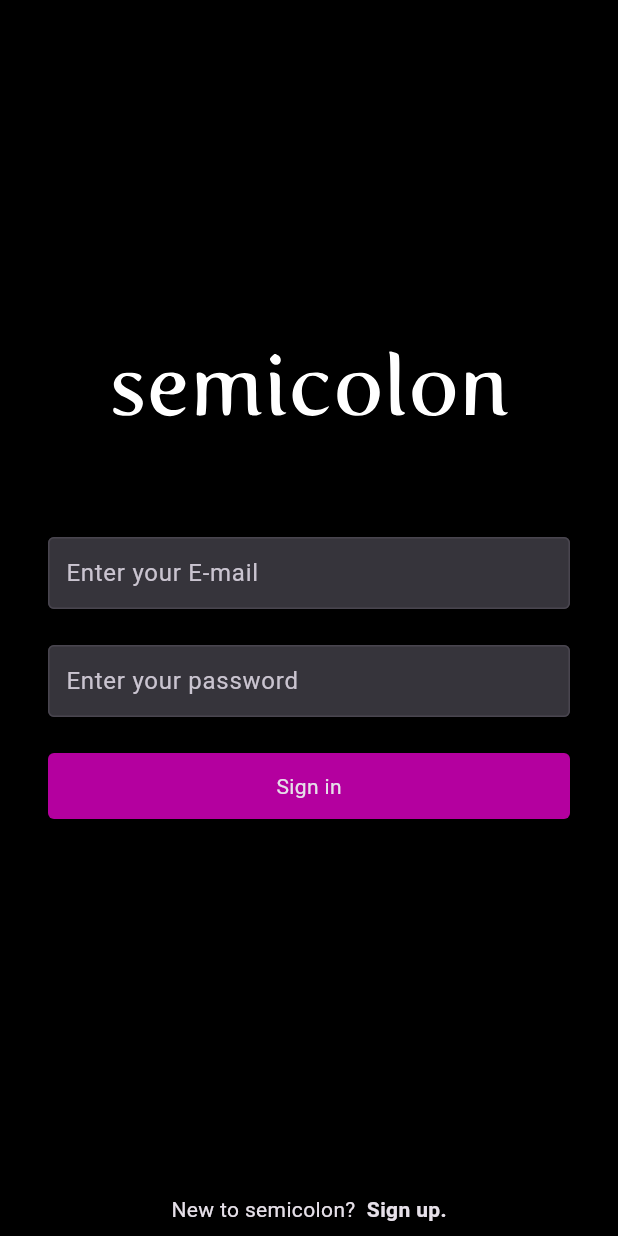
After one commit to vintero1/Semicolon, a Flutter app: the LoginScreen screen opened directly, on a phone screen of 412 x 824 dp. The commit adds this screen. Run offline on Flutter 3.47's test engine with Material 3 defaults, Android fonts, the phone set to English and light mode, and no system bars; our stand-ins replace firebase_core, flutter_svg; accounts and stored records are empty.

Commit message:
Add Login Screen UI (android)

```diff
--- /dev/null
+++ b/lib/screens/login_screen.dart
@@ -0,0 +1,110 @@
+import "package:flutter/material.dart";
+import "package:flutter_svg/flutter_svg.dart";
+import "package:semicolon_project/utils/colors.dart";
+import "package:semicolon_project/widgets/text_field_input.dart";
+
+class LoginScreen extends StatefulWidget {
+  const LoginScreen({super.key});
+
+  @override
+  State<LoginScreen> createState() => _LoginScreenState();
+}
+
+class _LoginScreenState extends State<LoginScreen> {
+  final TextEditingController _emailController = TextEditingController();
+  final TextEditingController _passController = TextEditingController();
+
+  @override
+  void dispose() {
+    super.dispose();
+    _emailController.dispose();
+    _passController.dispose();
+  }
+
+  @override
+  Widget build(BuildContext context) {
+    return Scaffold(
+      body: SafeArea(
+        child: Container(
+          padding: const EdgeInsets.symmetric(horizontal: 32),
+          width: double.infinity,
+          child: Column(
+            crossAxisAlignment: CrossAxisAlignment.center,
+            children: [
+              Flexible(flex: 2, child: Container()),
+              // SVG image
+              SvgPicture.asset(
+                'assets/semicolon.svg',
+                color: primaryColor,
+                height: 64,
+              ),
+
+              // Text field email input
+              const SizedBox(height: 64),
+              TextFieldInput(
+                textEditingController: _emailController,
+                hintText: 'Enter your E-mail',
+                textInputType: TextInputType.emailAddress,
+              ),
+
+              // Text field password input
+              const SizedBox(height: 24),
+              TextFieldInput(
+                textEditingController: _passController,
+                hintText: 'Enter your password',
+                textInputType: TextInputType.text,
+                isPass: true,
+              ),
+
+              // Sign in button
+              const SizedBox(height: 24),
+              InkWell(
+                onTap: () {},
+                child: Container(
+                  width: double.infinity,
+                  alignment: Alignment.center,
+                  padding: const EdgeInsets.symmetric(vertical: 12),
+                  decoration: const ShapeDecoration(
+                      shape: RoundedRectangleBorder(
+                        borderRadius: BorderRadius.all(
+                          Radius.circular(4),
+                        ),
+                      ),
+                      color: pinkColor),
+                  child: const Text('Sign in'),
+                ),
+              ),
+              const SizedBox(height: 12),
+              Flexible(flex: 2, child: Container()),
+
+              // Sign up transition
+              Row(
+                mainAxisAlignment: MainAxisAlignment.center,
+                children: [
+                  Container(
+                    padding: const EdgeInsets.symmetric(
+                      vertical: 8,
+                    ),
+                    child: const Text("New to semicolon?"),
+                  ),
+                  GestureDetector(
+                    onTap: () {},
+                    child: Container(
+                      padding: const EdgeInsets.symmetric(
+                        vertical: 8,
+                      ),
+                      child: const Text(
+                        "  Sign up.",
+                        style: TextStyle(fontWeight: FontWeight.bold),
+                      ),
+                    ),
+                  ),
+                ],
+              ),
+            ],
+          ),
+        ),
+      ),
+    );
+  }
+}
--- a/lib/utils/colors.dart
+++ b/lib/utils/colors.dart
@@ -3,6 +3,6 @@ import 'package:flutter/material.dart';
 const mobileBackgroundColor = Color.fromRGBO(0, 0, 0, 1);
 const webBackgroundColor = Color.fromRGBO(18, 18, 18, 1);
 const mobileSearchColor = Color.fromRGBO(38, 38, 38, 1);
-const blueColor = Color.fromRGBO(0, 149, 246, 1);
+const pinkColor = Color.fromRGBO(246, 0, 217, 0.731);
 const primaryColor = Colors.white;
 const secondaryColor = Colors.grey;
```
